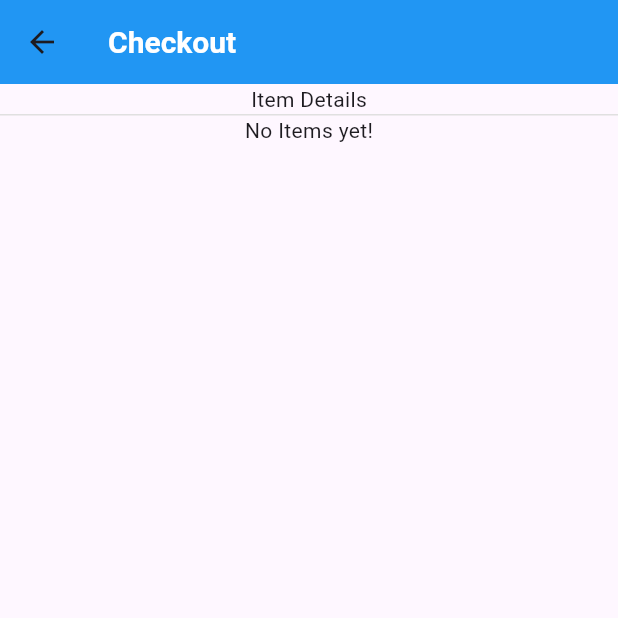
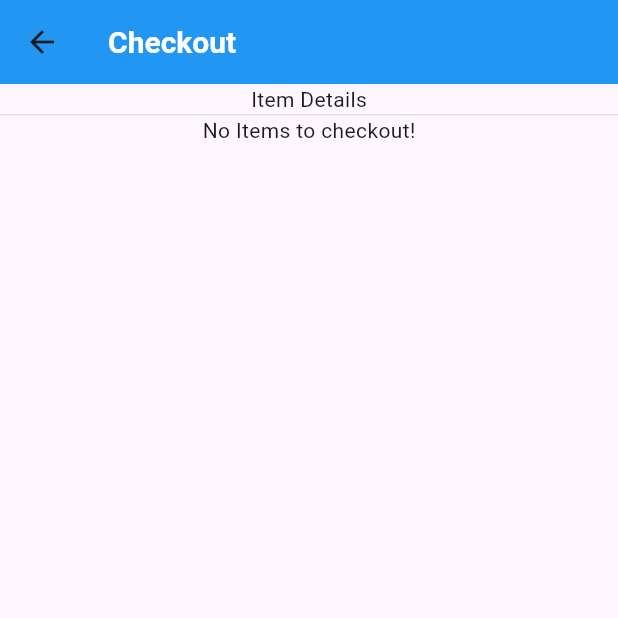
Before and after one commit to okkinn/exer-6-state-management-okkinn, a Flutter app: the Checkout screen opened by its route, on a phone screen of 412 x 824 dp, the top half of it. Run offline on Flutter 3.47's test engine with Material 3 defaults, Android fonts, the light colour scheme and no system bars.

Commit message:
fix: replaced some text for checkout page

```diff
--- a/decastro_exer6/lib/screen/Checkout.dart
+++ b/decastro_exer6/lib/screen/Checkout.dart
@@ -14,7 +14,7 @@ class Checkout extends StatelessWidget {
         body: products.isEmpty ? Column(children: [   // if empty
           const Text("Item Details"),
           Divider(height: 1, color: Colors.grey[300]),
-          const Text('No Items yet!')
+          const Text('No Items to checkout!')
         ])
         : Column(     // if not empty
           children: [
```
